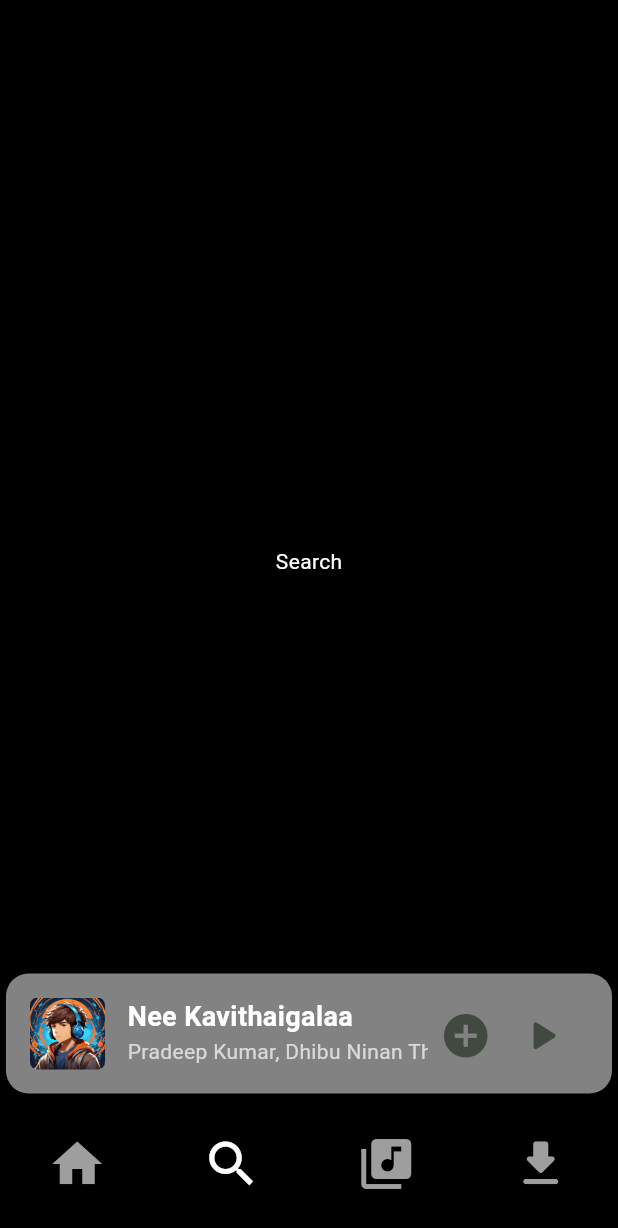
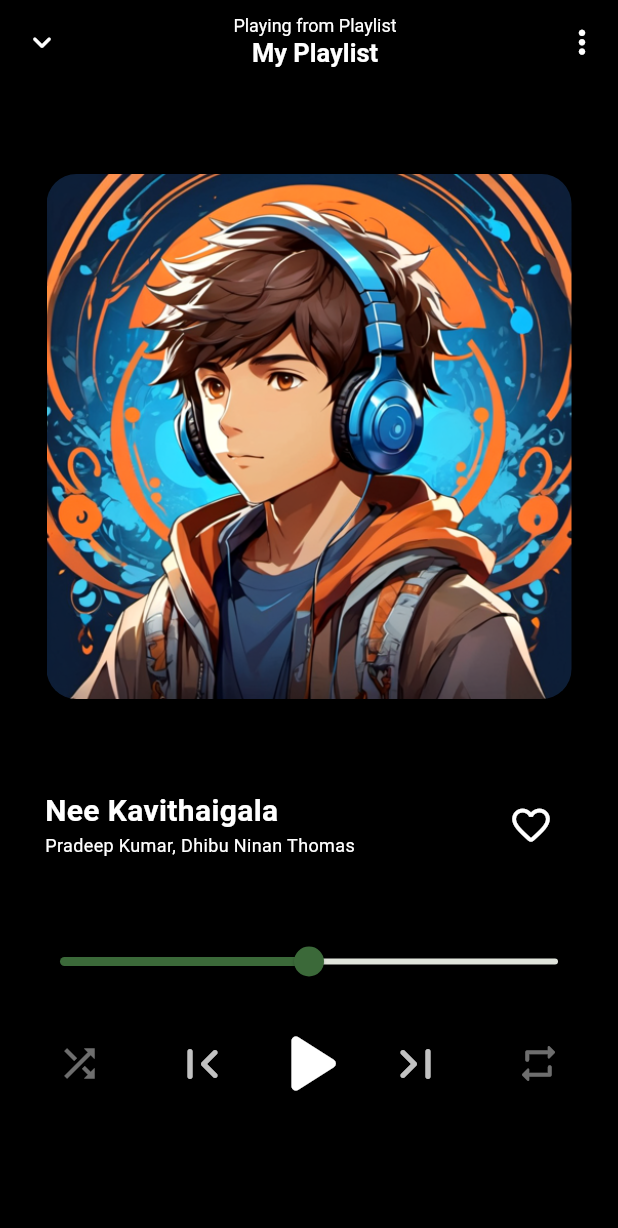
Before and after one commit to praveenkrishna03/spotify_alternative, a Flutter app: the screen it shows after launch, item 2 of the bottom bar chosen, after a tap on "Nee Kavithaigalaa", on a phone screen of 412 x 824 dp. Shown: the top 1228 px of the screen. Run offline on Flutter 3.47's test engine with Material 3 defaults, Android fonts, the phone set to English and light mode, and no system bars; our stand-ins replace file_picker, firebase_auth, firebase_core, pinput; accounts and stored records are empty.

Commit message:
new file:   .vscode/settings.json 	new file:   personal_music_player/lib/copmonents/downloaded_playlist_tile.dart 	modified:   personal_music_player/lib/copmonents/mini_player.dart 	new file:   personal_music_player/lib/copmonents/mix_tile.dart 	new file:   personal_music_player/lib/copmonents/my_playlist_tile.dart 	modified:   personal_music_player/lib/main_pages/downloads_page.dart 	modified:   personal_music_player/lib/main_pages/home_page.dart 	modified:   personal_music_player/lib/main_pages/playlist_page.dart 	modified:   personal_music_player/lib/main_pages/search_page.dart 	new file:   personal_music_player/lib/other_pages/music_player.dart 	new file:   personal_music_player/lib/other_pages/playlist_page.dart 	modified:   personal_music_player/lib/start.dart 	modified:   personal_music_player/linux/flutter/generated_plugin_registrant.cc 	modified:   personal_music_player/linux/flutter/generated_plugins.cmake 	modified:   personal_music_player/macos/Flutter/GeneratedPluginRegistrant.swift 	modified:   personal_music_player/pubspec.lock 	modified:   personal_music_player/pubspec.yaml 	modified:   personal_music_player/windows/flutter/generated_plugin_registrant.cc 	modified:   personal_music_player/windows/flutter/generated_plugins.cmake

```diff
--- a/personal_music_player/lib/copmonents/mini_player.dart
+++ b/personal_music_player/lib/copmonents/mini_player.dart
@@ -3,6 +3,7 @@ import 'dart:io';
 
 import 'package:flutter/material.dart';
 import 'package:personal_music_player/auth/login.dart';
+import 'package:personal_music_player/other_pages/music_player.dart';
 
 class miniPlayer extends StatefulWidget {
   @override
@@ -42,9 +43,16 @@ class miniPlayer_state extends State<miniPlayer> {
   @override
   Widget build(BuildContext context) {
     return GestureDetector(
-        onTap: () {},
+        onTap: () {
+          Navigator.push(
+            context,
+            MaterialPageRoute(
+              builder: (context) => musicPlayer(),
+            ),
+          );
+        },
         child: Card(
-          color: const Color.fromARGB(130, 255, 255, 255),
+          color: Color.fromARGB(197, 88, 137, 90),
           elevation: 8, // Change the elevation as needed
           shape: RoundedRectangleBorder(
             borderRadius:
@@ -52,10 +60,10 @@ class miniPlayer_state extends State<miniPlayer> {
           ),
           child: SizedBox(
             width: double.infinity,
-            height: 80, // To stretch to the full available width
+            height: 60, // To stretch to the full available width
             child: Container(
                 //color: const Color.fromARGB(113, 0, 0, 0),
-                padding: EdgeInsets.all(16.0),
+                padding: EdgeInsets.all(7.5),
                 child: Row(
                   children: [
                     Container(
@@ -82,7 +90,7 @@ class miniPlayer_state extends State<miniPlayer> {
                             style: TextStyle(
                                 color: Colors.white,
                                 fontWeight: FontWeight.bold,
-                                fontSize: 18),
+                                fontSize: 15),
                           ),
                           SizedBox(
                             // Adjust the height for better visibility
@@ -92,7 +100,13 @@ class miniPlayer_state extends State<miniPlayer> {
                               child: Text(
                                 "Pradeep Kumar, Dhibu Ninan Thomas", // Your long text here
                                 style: TextStyle(
-                                  color: Color.fromARGB(177, 255, 255, 255),
+                                  color: Color.fromARGB(
+                                    160,
+                                    255,
+                                    255,
+                                    255,
+                                  ),
+                                  fontSize: 12,
                                 ),
                               ),
                             ),
@@ -102,12 +116,18 @@ class miniPlayer_state extends State<miniPlayer> {
                     ),
                     IconButton(
                       onPressed: () {},
-                      icon: Icon(Icons.add_circle_outlined),
+                      icon: Icon(
+                        Icons.add_circle_outlined,
+                        color: const Color.fromARGB(255, 192, 253, 194),
+                      ),
                       iconSize: 35,
                     ),
                     IconButton(
                         onPressed: () {},
-                        icon: Icon(Icons.play_arrow_rounded),
+                        icon: Icon(
+                          Icons.play_arrow_rounded,
+                          color: Colors.white,
+                        ),
                         iconSize: 35)
                   ],
                 )),
--- /dev/null
+++ b/personal_music_player/lib/copmonents/mix_tile.dart
@@ -0,0 +1,91 @@
+import 'package:flutter/material.dart';
+
+class mixTile extends StatelessWidget {
+  @override
+  Widget build(BuildContext context) {
+    return GestureDetector(
+      child: Container(
+          margin: EdgeInsets.only(left: 10, top: 10, right: 10, bottom: 10),
+          height: 200,
+          width: 200,
+          decoration: BoxDecoration(
+            borderRadius: BorderRadius.circular(20),
+            image: DecorationImage(
+              image: AssetImage('images/logo.png'),
+              fit: BoxFit.fill,
+            ), // Change color as needed
+          ),
+          child: Stack(children: [
+            Container(
+              decoration: BoxDecoration(
+                gradient: LinearGradient(
+                  begin: Alignment.bottomCenter,
+                  end: Alignment.topCenter,
+                  colors: [
+                    Colors.black,
+                    Colors.transparent,
+                    Colors.transparent,
+                    Colors.black
+                  ],
+                  stops: [0.0, 0.5, 0.5, 1.0], // Adjust the stops as needed
+                ),
+              ),
+              // Other content in your container
+            ),
+            Column(
+              crossAxisAlignment: CrossAxisAlignment.start,
+              children: [
+                SizedBox(
+                  height: 10,
+                ),
+                Text(
+                  "User + Praveen",
+                  style: TextStyle(
+                    color: Colors.white,
+                    fontSize: 25,
+                  ),
+                ),
+                SizedBox(
+                  height: 70,
+                  child: Row(
+                    //crossAxisAlignment: CrossAxisAlignment.end,
+                    children: [
+                      SizedBox(
+                        width: 130,
+                      ),
+                      Column(
+                        children: [
+                          IconButton(
+                            onPressed: () {},
+                            icon: Icon(
+                              Icons.play_circle_filled_rounded,
+                              color: Colors.white,
+                            ),
+                            iconSize: 35,
+                          ),
+                          Text(
+                            "30 min",
+                            style: TextStyle(color: Colors.white, fontSize: 13),
+                          )
+                        ],
+                      ),
+                    ],
+                  ),
+                ),
+                Text(
+                  "Artists",
+                  style: TextStyle(
+                    color: Colors.white,
+                    fontSize: 20,
+                  ),
+                ),
+                Text(
+                  "K J Yesudas, Ilaiyaraja, Sean Roldan, Anirudh, Leon James",
+                  style: TextStyle(color: Colors.white, fontSize: 12),
+                ),
+              ],
+            ),
+          ])),
+    );
+  }
+}
--- a/personal_music_player/lib/main_pages/home_page.dart
+++ b/personal_music_player/lib/main_pages/home_page.dart
@@ -5,6 +5,7 @@ import 'package:file_picker/file_picker.dart';
 import 'package:personal_music_player/Constants.dart';
 //import 'package:spotify_sdk/spotify_sdk.dart';
 import 'package:flutter/services.dart';
+import 'package:personal_music_player/copmonents/mix_tile.dart';
 import 'package:personal_music_player/copmonents/playlist_tile.dart';
 
 class HomePage extends StatefulWidget {
@@ -40,8 +41,10 @@ class HomePage_State extends State<HomePage> {
                   height: 60, // Height of the container
                   decoration: BoxDecoration(
                     shape: BoxShape.circle,
-                    color: const Color.fromARGB(
-                        255, 243, 243, 243), // Change color as needed
+                    image: DecorationImage(
+                      image: AssetImage('images/logo.png'),
+                      fit: BoxFit.fill,
+                    ), // Change color as needed
                   ),
                 ),
                 SizedBox(
@@ -67,13 +70,44 @@ class HomePage_State extends State<HomePage> {
                   Container(
                       alignment: Alignment.centerLeft,
                       child: Text(
+                        " Your Mix's",
+                        style: TextStyle(
+                          color: Colors.white,
+                          fontSize: 25,
+                        ),
+                      )),
+                  Container(
+                    height: 220,
+                    child: SingleChildScrollView(
+                      scrollDirection: Axis.horizontal,
+                      child: Row(
+                        children: <Widget>[
+                          // Replace these with your desired widgets
+                          mixTile(),
+                          mixTile(),
+                          mixTile(),
+                          mixTile()
+                          // Add more containers as needed
+                        ],
+                      ),
+                    ),
+                  ),
+                  Container(
+                      alignment: Alignment.centerLeft,
+                      child: Text(
                         " All Playlists",
                         style: TextStyle(
                           color: Colors.white,
                           fontSize: 25,
                         ),
                       )),
-                  playlistTile()
+                  playlistTile(),
+                  playlistTile(),
+                  playlistTile(),
+                  playlistTile(),
+                  SizedBox(
+                    height: 100,
+                  )
                 ],
               ),
             ),
--- a/personal_music_player/lib/main_pages/search_page.dart
+++ b/personal_music_player/lib/main_pages/search_page.dart
@@ -13,11 +13,29 @@ class SearchPage_State extends State<SearchPage> {
   Widget build(BuildContext) {
     return Scaffold(
         backgroundColor: Colors.black,
-        body: Center(
-          child: Text(
-            "Search",
-            style: TextStyle(color: Colors.white),
-          ),
+        body: Column(
+          children: [
+            SizedBox(
+              height: 100,
+            ),
+            TextField(
+              onChanged: (value) {
+                setState(() {
+                  //searchName=value;
+                });
+              },
+              decoration: InputDecoration(
+                  border: OutlineInputBorder(
+                      borderRadius: BorderRadius.circular(8),
+                      borderSide: BorderSide.none),
+                  contentPadding:
+                      EdgeInsets.symmetric(horizontal: 8, vertical: 5),
+                  filled: true,
+                  fillColor: Color.fromARGB(255, 255, 255, 255),
+                  hintText: 'Search',
+                  prefixIcon: Icon(Icons.search)),
+            ),
+          ],
         ));
   }
 }
--- /dev/null
+++ b/personal_music_player/lib/other_pages/music_player.dart
@@ -0,0 +1,222 @@
+import 'package:flutter/material.dart';
+
+class musicPlayer extends StatefulWidget {
+  @override
+  musicPlayer_state createState() => musicPlayer_state();
+}
+
+class musicPlayer_state extends State<musicPlayer> {
+  @override
+  Widget build(BuildContext context) {
+    return Scaffold(
+      backgroundColor: Colors.black,
+      appBar: AppBar(
+        backgroundColor: Colors.black,
+        leading: IconButton(
+          onPressed: () {
+            Navigator.pop(context);
+          },
+          icon: Icon(Icons.keyboard_arrow_down_rounded),
+          iconSize: 25,
+          color: Colors.white,
+        ),
+        title: Center(
+          child: Column(
+            children: [
+              Text(
+                "Playing from Playlist",
+                style: TextStyle(fontSize: 12, color: Colors.white),
+              ),
+              Text(
+                "My Playlist",
+                style: TextStyle(
+                    fontSize: 17,
+                    fontWeight: FontWeight.bold,
+                    color: Colors.white),
+              )
+            ],
+          ),
+        ),
+        actions: [
+          IconButton(
+            onPressed: () {
+              showMenu(
+                color: Color.fromARGB(148, 0, 0, 0),
+                context: context,
+                position: RelativeRect.fromLTRB(
+                    100, 100, 0, 0), // Adjust the position as needed
+                items: [
+                  PopupMenuItem(
+                    child: Text(
+                      'Remove From Playlist',
+                      style: TextStyle(color: Colors.white),
+                    ),
+                    value: 1,
+                  ),
+                  PopupMenuItem(
+                    child: Text(
+                      'Add to another Playlist',
+                      style: TextStyle(color: Colors.white),
+                    ),
+                    value: 2,
+                  ),
+                  PopupMenuItem(
+                    child: Text(
+                      'Add to Favourites',
+                      style: TextStyle(color: Colors.white),
+                    ),
+                    value: 3,
+                  ),
+                ],
+                elevation: 8.0, // Adjust the elevation as needed
+              ).then((value) {
+                if (value != null) {
+                  // Handle the selected option here
+                  switch (value) {
+                    case 1:
+                      // Perform action for Option 1
+                      break;
+                    case 2:
+                      // Perform action for Option 2
+                      break;
+                    case 3:
+                      // Perform action for Option 3
+                      break;
+                    default:
+                      break;
+                  }
+                }
+              });
+            },
+            icon: Icon(Icons.more_vert),
+            iconSize: 25,
+            color: Colors.white,
+          )
+        ],
+      ),
+      body: Column(
+        children: [
+          SizedBox(
+            height: 50,
+          ),
+          Center(
+              child: Container(
+            margin: EdgeInsets.only(left: 10, top: 10, right: 10, bottom: 10),
+            height: 350,
+            width: 350,
+            decoration: BoxDecoration(
+              borderRadius: BorderRadius.circular(20),
+              image: DecorationImage(
+                image: AssetImage('images/logo.png'),
+                fit: BoxFit.fill,
+              ), // Change color as needed
+            ),
+          )),
+          Container(
+            margin: EdgeInsets.only(left: 30, top: 50, right: 10, bottom: 10),
+            height: 80,
+            width: double.infinity,
+            child: Row(
+              crossAxisAlignment: CrossAxisAlignment.start,
+              children: [
+                Container(
+                  width: 250,
+                  child: Column(
+                    crossAxisAlignment: CrossAxisAlignment.start,
+                    children: [
+                      Text(
+                        "Nee Kavithaigala",
+                        style: TextStyle(
+                            fontSize: 20,
+                            color: Colors.white,
+                            fontWeight: FontWeight.bold),
+                      ),
+                      Text(
+                        "Pradeep Kumar, Dhibu Ninan Thomas",
+                        style: TextStyle(fontSize: 12, color: Colors.white),
+                      )
+                    ],
+                  ),
+                ),
+                SizedBox(
+                  width: 50,
+                ),
+                IconButton(
+                  onPressed: () {},
+                  icon: Icon(Icons.favorite_outline_rounded),
+                  iconSize: 30,
+                  color: Colors.white,
+                )
+              ],
+            ),
+          ),
+          Container(
+            height: 50,
+            width: double.infinity,
+            padding: EdgeInsets.symmetric(horizontal: 16.0),
+            child: Column(
+              mainAxisAlignment: MainAxisAlignment.center,
+              children: [
+                // Your other content goes here
+
+                // Seekable progress bar
+                Slider.adaptive(
+                  value: 50, // Set the current value of the slider
+                  min: 0.0, // Minimum value
+                  max: 100, // Maximum value based on audio duration
+                  onChanged: (double value) {
+                    setState(() {
+                      // _currentSliderValue =   value; // Update the current slider value
+                    });
+                  },
+                  onChangeEnd: (double value) {
+                    // When the user stops dragging the slider, seek to the selected position
+                    //_audioPlayerController.seek(Duration(milliseconds: value.toInt()));
+                  },
+                ),
+              ],
+            ),
+          ),
+          Row(
+            mainAxisAlignment: MainAxisAlignment.center,
+            children: [
+              IconButton(
+                onPressed: () {},
+                icon: Icon(Icons.shuffle),
+                iconSize: 30,
+                color: Color.fromARGB(110, 255, 255, 255),
+              ),
+              SizedBox(
+                width: 30,
+              ),
+              IconButton(
+                  onPressed: () {},
+                  icon: Icon(Icons.first_page_rounded),
+                  iconSize: 40,
+                  color: Color.fromARGB(194, 255, 255, 255)),
+              IconButton(
+                  onPressed: () {},
+                  icon: Icon(Icons.play_arrow_rounded),
+                  iconSize: 70,
+                  color: Colors.white),
+              IconButton(
+                  onPressed: () {},
+                  icon: Icon(Icons.last_page_rounded),
+                  iconSize: 40,
+                  color: Color.fromARGB(194, 255, 255, 255)),
+              SizedBox(
+                width: 30,
+              ),
+              IconButton(
+                onPressed: () {},
+                icon: Icon(Icons.repeat_rounded),
+                iconSize: 30,
+                color: Color.fromARGB(110, 255, 255, 255),
+              )
+            ],
+          )
+        ],
+      ),
+    );
+  }
+}
--- a/personal_music_player/lib/start.dart
+++ b/personal_music_player/lib/start.dart
@@ -17,7 +17,7 @@ class StartPage_State extends State<StartPage> {
   final List<Widget> _pages = [
     HomePage(),
     SearchPage(),
-    PlaylistPage(),
+    myPlaylistPage(),
     DownloadsPage()
   ];
 
@@ -36,7 +36,7 @@ class StartPage_State extends State<StartPage> {
         children: [
           _pages[_currentIndex],
           Positioned(
-            bottom: 16.0, // Adjust the position as needed
+            bottom: 10.0, // Adjust the position as needed
             left: 0,
             right: 0,
             child: Center(
@@ -56,19 +56,19 @@ class StartPage_State extends State<StartPage> {
         items: [
           BottomNavigationBarItem(
             icon: Icon(Icons.home),
-            label: '',
+            label: 'Home',
           ),
           BottomNavigationBarItem(
             icon: Icon(Icons.search),
-            label: '',
+            label: 'Search',
           ),
           BottomNavigationBarItem(
             icon: Icon(Icons.library_music),
-            label: '',
+            label: 'Library',
           ),
           BottomNavigationBarItem(
             icon: Icon(Icons.download_rounded),
-            label: '',
+            label: 'Downloads',
           ),
         ],
       ),
--- a/personal_music_player/pubspec.yaml
+++ b/personal_music_player/pubspec.yaml
@@ -45,6 +45,8 @@ dependencies:
   spotify: ^0.12.0
   #spotify_sdk: ^2.3.1
   gson: ^0.1.4
+  audio_video_progress_bar: ^2.0.1
+  audioplayers: ^5.2.1
 
 dev_dependencies:
   flutter_test:
```
Also changed, not shown: personal_music_player/lib/copmonents/downloaded_playlist_tile.dart (added, +65 -0 lines), personal_music_player/lib/copmonents/my_playlist_tile.dart (added, +73 -0 lines), personal_music_player/lib/main_pages/downloads_page.dart (+31 -5 lines), personal_music_player/lib/main_pages/playlist_page.dart (+39 -10 lines), personal_music_player/lib/other_pages/playlist_page.dart (added), personal_music_player/pubspec.lock, 5 other files.
